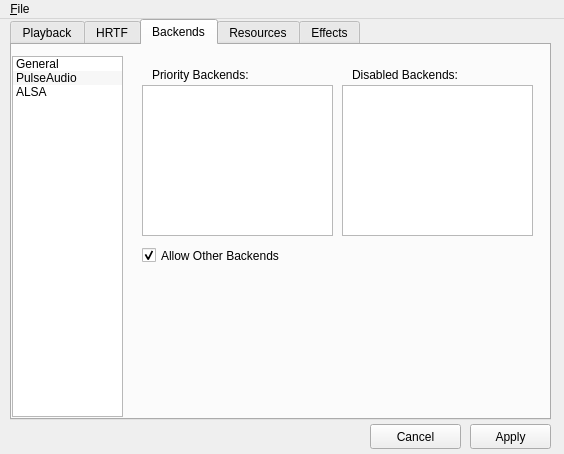
First picture: the form in utils/alsoft-config/mainwindow.ui, repository kcat/openal-soft, before the edit.
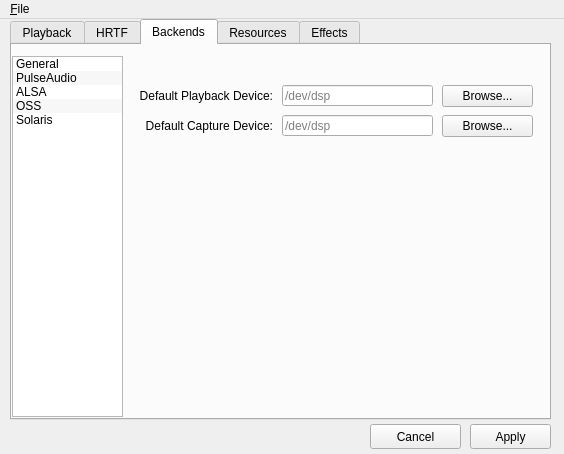
Second picture: the form after the edit. The open tabs and pages were chosen to show the change. Icons and pictures are not drawn.

Commit message: Add OSS and Solaris config pages

The edit to the form file:
```diff
--- a/utils/alsoft-config/mainwindow.ui
+++ b/utils/alsoft-config/mainwindow.ui
@@ -787,6 +787,16 @@
         <string>ALSA</string>
        </property>
       </item>
+      <item>
+       <property name="text">
+        <string>OSS</string>
+       </property>
+      </item>
+      <item>
+       <property name="text">
+        <string>Solaris</string>
+       </property>
+      </item>
      </widget>
      <widget class="QStackedWidget" name="backendStackedWidget">
       <property name="geometry">
@@ -1035,6 +1045,136 @@
         </property>
        </widget>
       </widget>
+      <widget class="QWidget" name="page_4">
+       <widget class="QLabel" name="label_20">
+        <property name="geometry">
+         <rect>
+          <x>10</x>
+          <y>30</y>
+          <width>141</width>
+          <height>21</height>
+         </rect>
+        </property>
+        <property name="text">
+         <string>Default Playback Device:</string>
+        </property>
+        <property name="alignment">
+         <set>Qt::AlignRight|Qt::AlignTrailing|Qt::AlignVCenter</set>
+        </property>
+       </widget>
+       <widget class="QLineEdit" name="ossDefaultDeviceLine">
+        <property name="geometry">
+         <rect>
+          <x>160</x>
+          <y>30</y>
+          <width>151</width>
+          <height>21</height>
+         </rect>
+        </property>
+        <property name="placeholderText">
+         <string>/dev/dsp</string>
+        </property>
+       </widget>
+       <widget class="QLabel" name="label_21">
+        <property name="geometry">
+         <rect>
+          <x>10</x>
+          <y>60</y>
+          <width>141</width>
+          <height>21</height>
+         </rect>
+        </property>
+        <property name="text">
+         <string>Default Capture Device:</string>
+        </property>
+        <property name="alignment">
+         <set>Qt::AlignRight|Qt::AlignTrailing|Qt::AlignVCenter</set>
+        </property>
+       </widget>
+       <widget class="QLineEdit" name="ossDefaultCaptureLine">
+        <property name="geometry">
+         <rect>
+          <x>160</x>
+          <y>60</y>
+          <width>151</width>
+          <height>21</height>
+         </rect>
+        </property>
+        <property name="placeholderText">
+         <string>/dev/dsp</string>
+        </property>
+       </widget>
+       <widget class="QPushButton" name="ossPlaybackPushButton">
+        <property name="geometry">
+         <rect>
+          <x>320</x>
+          <y>30</y>
+          <width>91</width>
+          <height>22</height>
+         </rect>
+        </property>
+        <property name="text">
+         <string>Browse...</string>
+        </property>
+       </widget>
+       <widget class="QPushButton" name="ossCapturePushButton">
+        <property name="geometry">
+         <rect>
+          <x>320</x>
+          <y>60</y>
+          <width>91</width>
+          <height>22</height>
+         </rect>
+        </property>
+        <property name="text">
+         <string>Browse...</string>
+        </property>
+       </widget>
+      </widget>
+      <widget class="QWidget" name="page_5">
+       <widget class="QLineEdit" name="solarisDefaultDeviceLine">
+        <property name="geometry">
+         <rect>
+          <x>160</x>
+          <y>30</y>
+          <width>151</width>
+          <height>21</height>
+         </rect>
+        </property>
+        <property name="placeholderText">
+         <string>/dev/audio</string>
+        </property>
+       </widget>
+       <widget class="QLabel" name="label_22">
+        <property name="geometry">
+         <rect>
+          <x>10</x>
+          <y>30</y>
+          <width>141</width>
+          <height>21</height>
+         </rect>
+        </property>
+        <property name="text">
+         <string>Default Playback Device:</string>
+        </property>
+        <property name="alignment">
+         <set>Qt::AlignRight|Qt::AlignTrailing|Qt::AlignVCenter</set>
+        </property>
+       </widget>
+       <widget class="QPushButton" name="solarisPlaybackPushButton">
+        <property name="geometry">
+         <rect>
+          <x>320</x>
+          <y>30</y>
+          <width>91</width>
+          <height>22</height>
+         </rect>
+        </property>
+        <property name="text">
+         <string>Browse...</string>
+        </property>
+       </widget>
+      </widget>
      </widget>
     </widget>
     <widget class="QWidget" name="tab_2">
```
The commit also changes 2 other files.
